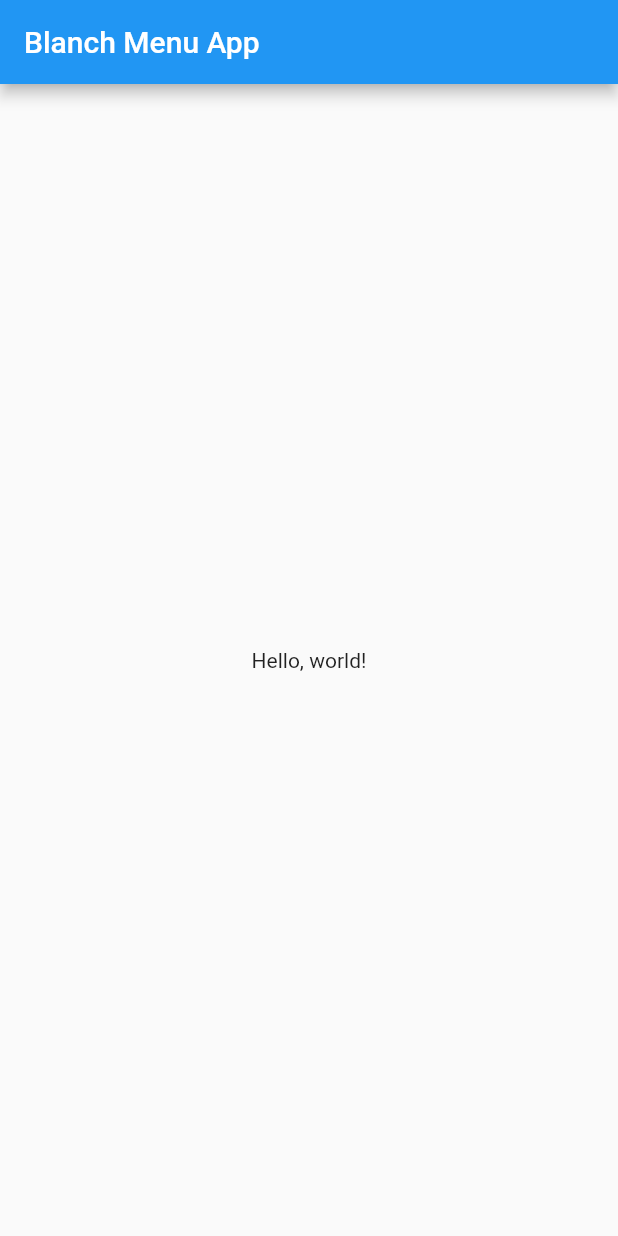
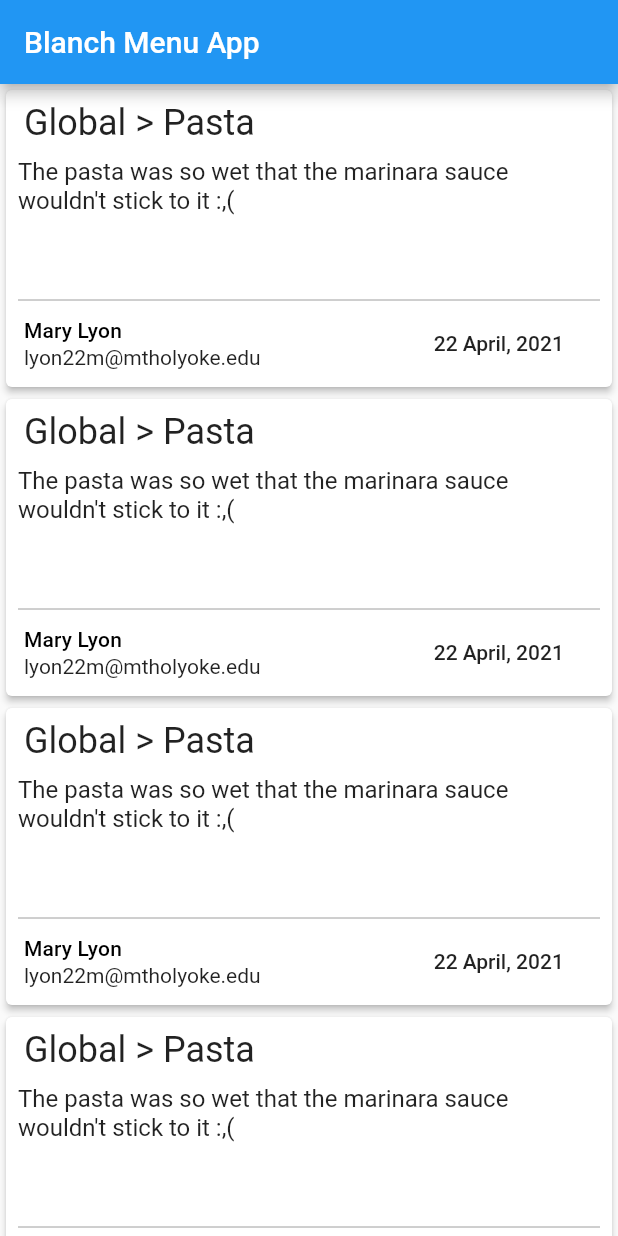
Before and after one commit to fowle22d/blanch_menu_app, a Flutter app: the screen it shows after launch, on a phone screen of 412 x 824 dp. Run offline on Flutter 3.47's test engine with Material 2 defaults, Android fonts, the phone set to English and light mode, and no system bars.

Commit message:
Basic Post Feed implemented

```diff
--- /dev/null
+++ b/lib/helper/demo_values.dart
@@ -0,0 +1,8 @@
+class DemoValues {
+  static final String userName = "Mary Lyon";
+  static final String userEmail = "lyon22m@mtholyoke.edu";
+  static final String postTime = "22 April, 2021";
+  static final String postTitle = "Global > Pasta";
+  static final String postText =
+      "The pasta was so wet that the marinara sauce wouldn't stick to it :,(";
+}
--- a/lib/view/pages/home_page.dart
+++ b/lib/view/pages/home_page.dart
@@ -1,4 +1,5 @@
 import 'package:flutter/material.dart';
+import 'package:blanch_menu_app/view/widgets/post_card.dart';
 
 // Create stateless HomePage widget
 class HomePage extends StatelessWidget {
@@ -15,9 +16,14 @@ class HomePage extends StatelessWidget {
       appBar: AppBar(
         title: Text("Blanch Menu App"),
       ),
-      // Create Body
-      body: Center(
-        child: Text("Hello, world!"),
+      // Create Body (ListView has default scroll functionality)
+      // .builder() function takes itsm cont (num widgets to build) and
+      // itemBuilder (a function to build given type of widget)
+      body: ListView.builder(
+        itemCount: 5,
+        itemBuilder: (BuildContext context, int index) {
+          return PostCard();
+        },
       ),
     );
   }
--- /dev/null
+++ b/lib/view/widgets/post_card.dart
@@ -0,0 +1,126 @@
+import 'package:flutter/material.dart';
+import 'package:blanch_menu_app/helper/demo_values.dart';
+
+class PostCard extends StatelessWidget {
+  const PostCard({Key key}) : super(key: key);
+
+  @override
+  Widget build(BuildContext context) {
+    return AspectRatio(
+      aspectRatio: 6 / 3,
+      child: Card(
+        elevation: 2,
+        child: Container(
+          margin: const EdgeInsets.all(4.0),
+          padding: const EdgeInsets.all(4.0),
+          child: Column(
+            children: <Widget>[
+              _Post(),
+              Divider(color: Colors.grey),
+              _PostDetails(),
+            ],
+          ),
+        ),
+      ),
+    );
+  }
+}
+
+class _Post extends StatelessWidget {
+  const _Post({Key key}) : super(key: key);
+
+  @override
+  Widget build(BuildContext context) {
+    return Expanded(
+      flex: 3,
+      child: Column(
+          crossAxisAlignment: CrossAxisAlignment.start,
+          mainAxisAlignment: MainAxisAlignment.start,
+          children: <Widget>[_PostTitle(), _PostText()]),
+    );
+  }
+}
+
+class _PostTitle extends StatelessWidget {
+  const _PostTitle({Key key}) : super(key: key);
+
+  @override
+  Widget build(BuildContext context) {
+    final TextStyle titleTheme = Theme.of(context).textTheme.headline5;
+    final String title = DemoValues.postTitle;
+
+    return Expanded(
+      flex: 3,
+      child: Padding(
+        padding: const EdgeInsets.only(left: 4.0),
+        child: Text(title, style: titleTheme),
+      ),
+    );
+  }
+}
+
+class _PostText extends StatelessWidget {
+  const _PostText({Key key}) : super(key: key);
+
+  @override
+  Widget build(BuildContext context) {
+    final TextStyle pTextTheme = Theme.of(context).textTheme.subtitle1;
+    final String pText = DemoValues.postText;
+
+    return Expanded(flex: 7, child: Text(pText, style: pTextTheme));
+  }
+}
+
+class _PostDetails extends StatelessWidget {
+  const _PostDetails({Key key}) : super(key: key);
+
+  @override
+  Widget build(BuildContext context) {
+    return Row(
+      children: <Widget>[
+        _UserNameAndEmail(),
+        _PostTimeStamp(),
+      ],
+    );
+  }
+}
+
+class _UserNameAndEmail extends StatelessWidget {
+  const _UserNameAndEmail({Key key}) : super(key: key);
+
+  @override
+  Widget build(BuildContext context) {
+    final TextStyle nameTheme = Theme.of(context).textTheme.subtitle;
+    final TextStyle emailTheme = Theme.of(context).textTheme.body1;
+
+    return Expanded(
+      flex: 5,
+      child: Padding(
+        padding: const EdgeInsets.all(4.0),
+        child: Column(
+          mainAxisAlignment: MainAxisAlignment.start,
+          crossAxisAlignment: CrossAxisAlignment.start,
+          children: <Widget>[
+            Text(DemoValues.userName, style: nameTheme),
+            SizedBox(height: 2.0),
+            Text(DemoValues.userEmail, style: emailTheme),
+          ],
+        ),
+      ),
+    );
+  }
+}
+
+class _PostTimeStamp extends StatelessWidget {
+  const _PostTimeStamp({Key key}) : super(key: key);
+
+  @override
+  Widget build(BuildContext context) {
+    final TextStyle timeTheme = Theme.of(context).textTheme.button;
+
+    return Expanded(
+      flex: 2,
+      child: Text(DemoValues.postTime, style: timeTheme),
+    );
+  }
+}
```
Also changed, not shown: 1 other file.
